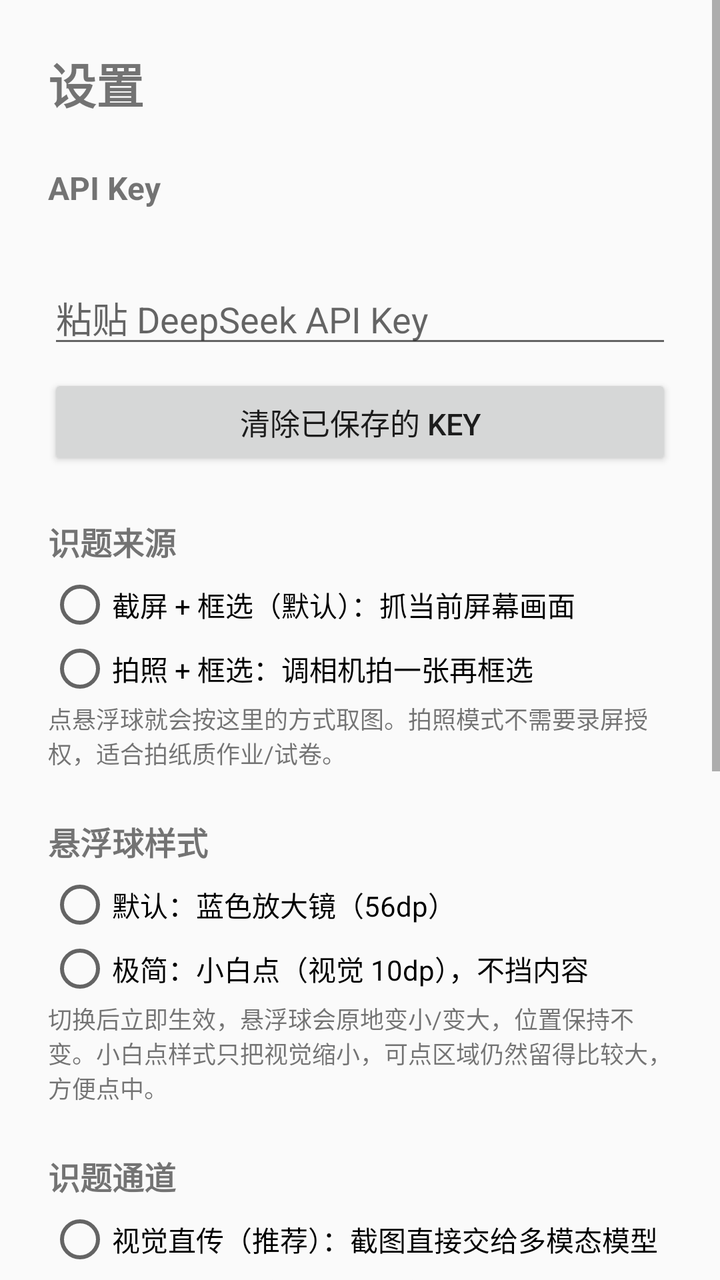
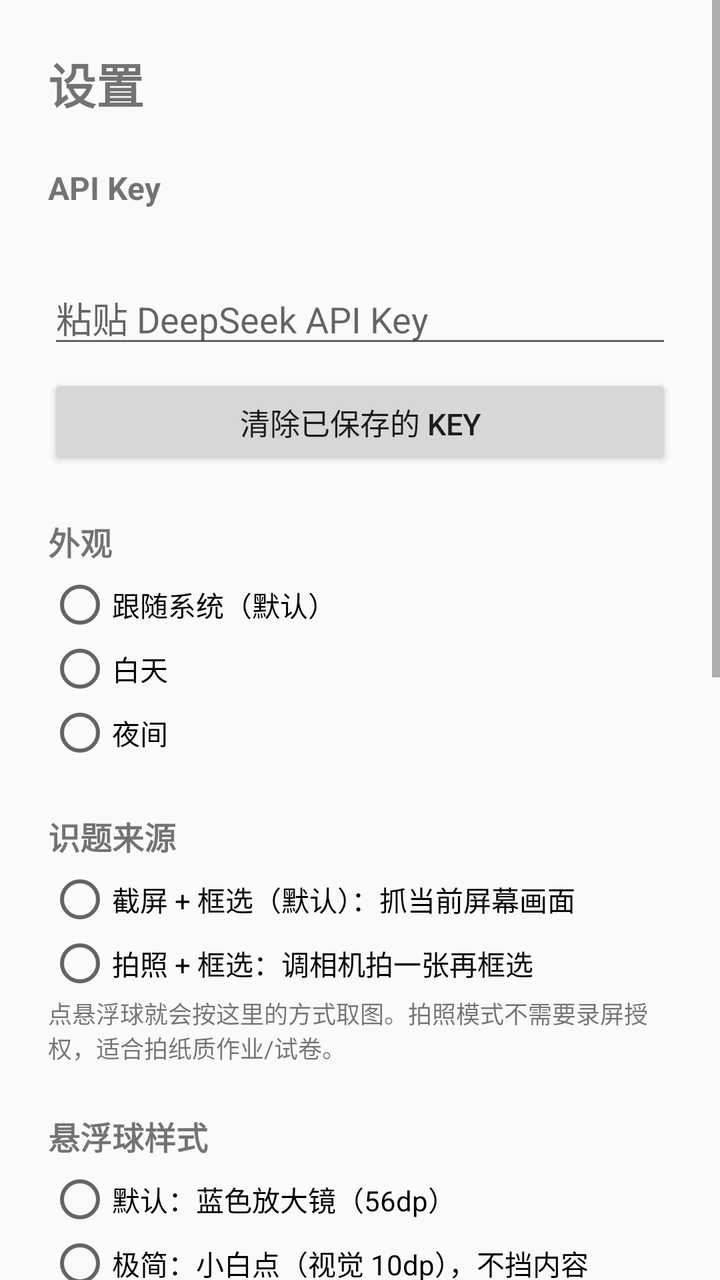

Screens rendered from an Android XML layout before and after an edit, with the pre-edit source and the edit as a unified diff.
<!-- AndroidManifest.xml: application theme Theme.ScreenSolve -->
<!-- res/layout/activity_settings.xml -->
<?xml version="1.0" encoding="utf-8"?>
<ScrollView xmlns:android="http://schemas.android.com/apk/res/android"
    android:layout_width="match_parent"
    android:layout_height="match_parent"
    android:fillViewport="true">

    <LinearLayout
        android:layout_width="match_parent"
        android:layout_height="wrap_content"
        android:orientation="vertical"
        android:padding="24dp">

        <TextView
            android:layout_width="wrap_content"
            android:layout_height="wrap_content"
            android:text="@string/settings_title"
            android:textSize="24sp"
            android:textStyle="bold" />

        
        <TextView
            style="@style/SectionTitle"
            android:text="@string/settings_section_key" />

        <TextView
            android:id="@+id/tvKeyStatus"
            style="@style/StatusText" />

        <EditText
            android:id="@+id/etApiKey"
            android:layout_width="match_parent"
            android:layout_height="wrap_content"
            android:hint="@string/settings_key_hint"
            android:importantForAutofill="no"
            android:inputType="textPassword"
            android:maxLines="1" />

        <Button
            android:id="@+id/btnClearKey"
            style="@style/ActionButton"
            android:text="@string/settings_key_clear" />

        
        <TextView
            style="@style/SectionTitle"
            android:text="@string/settings_section_source" />

        <RadioGroup
            android:id="@+id/rgSource"
            android:layout_width="match_parent"
            android:layout_height="wrap_content"
            android:orientation="vertical">

            <RadioButton
                android:id="@+id/rbSourceScreen"
                android:layout_width="match_parent"
                android:layout_height="wrap_content"
                android:text="@string/settings_source_screen" />

            <RadioButton
                android:id="@+id/rbSourceCamera"
                android:layout_width="match_parent"
                android:layout_height="wrap_content"
                android:text="@string/settings_source_camera" />
        </RadioGroup>

        <TextView
            android:layout_width="match_parent"
            android:layout_height="wrap_content"
            android:text="@string/settings_source_hint"
            android:textSize="12sp" />

        
        <TextView
            style="@style/SectionTitle"
            android:text="@string/settings_section_bubble" />

        <RadioGroup
            android:id="@+id/rgBubbleStyle"
            android:layout_width="match_parent"
            android:layout_height="wrap_content"
            android:orientation="vertical">

            <RadioButton
                android:id="@+id/rbBubbleDefault"
                android:layout_width="match_parent"
                android:layout_height="wrap_content"
                android:text="@string/settings_bubble_default" />

            <RadioButton
                android:id="@+id/rbBubbleDot"
                android:layout_width="match_parent"
                android:layout_height="wrap_content"
                android:text="@string/settings_bubble_dot" />
        </RadioGroup>

        <TextView
            android:layout_width="match_parent"
            android:layout_height="wrap_content"
            android:text="@string/settings_bubble_hint"
            android:textSize="12sp" />

        
        <TextView
            style="@style/SectionTitle"
            android:text="@string/settings_section_channel" />

        <RadioGroup
            android:layout_width="match_parent"
            android:layout_height="wrap_content"
            android:orientation="vertical">

            <RadioButton
                android:id="@+id/rbChannelVision"
                android:layout_width="match_parent"
                android:layout_height="wrap_content"
                android:text="@string/settings_channel_vision" />

            <RadioButton
                android:id="@+id/rbChannelOcr"
                android:layout_width="match_parent"
                android:layout_height="wrap_content"
                android:text="@string/settings_channel_ocr" />
        </RadioGroup>

        
        <TextView
            style="@style/SectionTitle"
            android:text="@string/settings_section_thinking" />

        <androidx.appcompat.widget.SwitchCompat
            android:id="@+id/swDeepThinking"
            android:layout_width="match_parent"
            android:layout_height="wrap_content"
            android:text="@string/settings_thinking_label" />

        <TextView
            android:layout_width="match_parent"
            android:layout_height="wrap_content"
            android:text="@string/settings_thinking_hint"
            android:textSize="12sp" />

        
        <TextView
            style="@style/SectionTitle"
            android:text="@string/settings_section_prompt" />

        <EditText
            android:id="@+id/etPrompt"
            android:layout_width="match_parent"
            android:layout_height="wrap_content"
            android:gravity="top"
            android:importantForAutofill="no"
            android:inputType="textMultiLine"
            android:minLines="4"
            android:textSize="14sp" />

        <Button
            android:id="@+id/btnResetPrompt"
            style="@style/ActionButton"
            android:text="@string/settings_prompt_reset" />

        <Button
            android:id="@+id/btnSaveSettings"
            style="@style/ActionButton"
            android:text="@string/settings_save" />

    </LinearLayout>

</ScrollView>
<!-- resources referenced by this layout -->
<resources>
  <string name="settings_bubble_default">默认：蓝色放大镜（56dp）</string>
  <string name="settings_bubble_dot">极简：小白点（视觉 10dp），不挡内容</string>
  <string name="settings_bubble_hint">切换后立即生效，悬浮球会原地变小/变大，位置保持不变。小白点样式只把视觉缩小，可点区域仍然留得比较大，方便点中。</string>
  <string name="settings_channel_ocr">端侧 OCR + 文本模型（离线出字、省 token，但不把原图发出去）</string>
  <string name="settings_channel_vision">视觉直传（推荐）：截图直接交给多模态模型</string>
  <string name="settings_key_clear">清除已保存的 Key</string>
  <string name="settings_key_hint">粘贴 DeepSeek API Key</string>
  <string name="settings_prompt_reset">恢复默认</string>
  <string name="settings_save">保存</string>
  <string name="settings_section_bubble">悬浮球样式</string>
  <string name="settings_section_channel">识题通道</string>
  <string name="settings_section_key">API Key</string>
  <string name="settings_section_prompt">自定义提示词</string>
  <string name="settings_section_source">识题来源</string>
  <string name="settings_section_thinking">思考模式</string>
  <string name="settings_source_camera">拍照 + 框选：调相机拍一张再框选</string>
  <string name="settings_source_hint">点悬浮球就会按这里的方式取图。拍照模式不需要录屏授权，适合拍纸质作业/试卷。</string>
  <string name="settings_source_screen">截屏 + 框选（默认）：抓当前屏幕画面</string>
  <string name="settings_thinking_hint">开启后模型先推理再作答，数学题正确率更高，代价是等待更久。</string>
  <string name="settings_thinking_label">深度思考（更准，但更慢）</string>
  <string name="settings_title">设置</string>
  <style name="ActionButton">
          <item name="android:layout_width">match_parent</item>
          <item name="android:layout_height">wrap_content</item>
          <item name="android:layout_marginTop">8dp</item>
          <item name="android:textSize">15sp</item>
      </style>
  <style name="SectionTitle">
          <item name="android:layout_width">match_parent</item>
          <item name="android:layout_height">wrap_content</item>
          <item name="android:layout_marginTop">24dp</item>
          <item name="android:layout_marginBottom">4dp</item>
          <item name="android:textSize">16sp</item>
          <item name="android:textStyle">bold</item>
      </style>
  <style name="StatusText">
          <item name="android:layout_width">match_parent</item>
          <item name="android:layout_height">wrap_content</item>
          <item name="android:paddingTop">4dp</item>
          <item name="android:paddingBottom">4dp</item>
          <item name="android:textSize">14sp</item>
      </style>
  <style name="Theme.ScreenSolve" parent="Theme.AppCompat.DayNight.NoActionBar">
          <item name="colorPrimary">@color/brand</item>
          <item name="colorPrimaryDark">@color/brand_pressed</item>
          <item name="colorAccent">@color/brand</item>
      </style>
  <color name="brand">#1F6FEB</color>
  <color name="brand_pressed">#1554B8</color>
</resources>

<!-- the commit's change to res/layout/activity_settings.xml (unified diff, before → after) -->
@@ -43,6 +43,36 @@
         
         <TextView
             style="@style/SectionTitle"
+            android:text="@string/settings_section_theme" />
+
+        <RadioGroup
+            android:id="@+id/rgTheme"
+            android:layout_width="match_parent"
+            android:layout_height="wrap_content"
+            android:orientation="vertical">
+
+            <RadioButton
+                android:id="@+id/rbThemeSystem"
+                android:layout_width="match_parent"
+                android:layout_height="wrap_content"
+                android:text="@string/settings_theme_system" />
+
+            <RadioButton
+                android:id="@+id/rbThemeLight"
+                android:layout_width="match_parent"
+                android:layout_height="wrap_content"
+                android:text="@string/settings_theme_light" />
+
+            <RadioButton
+                android:id="@+id/rbThemeDark"
+                android:layout_width="match_parent"
+                android:layout_height="wrap_content"
+                android:text="@string/settings_theme_dark" />
+        </RadioGroup>
+
+        
+        <TextView
+            style="@style/SectionTitle"
             android:text="@string/settings_section_source" />
 
         <RadioGroup
<!-- resource entries referenced after the edit -->
@@ -14,10 +14,14 @@
   <string name="settings_section_key">API Key</string>
   <string name="settings_section_prompt">自定义提示词</string>
   <string name="settings_section_source">识题来源</string>
+  <string name="settings_section_theme">外观</string>
   <string name="settings_section_thinking">思考模式</string>
   <string name="settings_source_camera">拍照 + 框选：调相机拍一张再框选</string>
   <string name="settings_source_hint">点悬浮球就会按这里的方式取图。拍照模式不需要录屏授权，适合拍纸质作业/试卷。</string>
   <string name="settings_source_screen">截屏 + 框选（默认）：抓当前屏幕画面</string>
+  <string name="settings_theme_dark">夜间</string>
+  <string name="settings_theme_light">白天</string>
+  <string name="settings_theme_system">跟随系统（默认）</string>
   <string name="settings_thinking_hint">开启后模型先推理再作答，数学题正确率更高，代价是等待更久。</string>
   <string name="settings_thinking_label">深度思考（更准，但更慢）</string>
   <string name="settings_title">设置</string>
